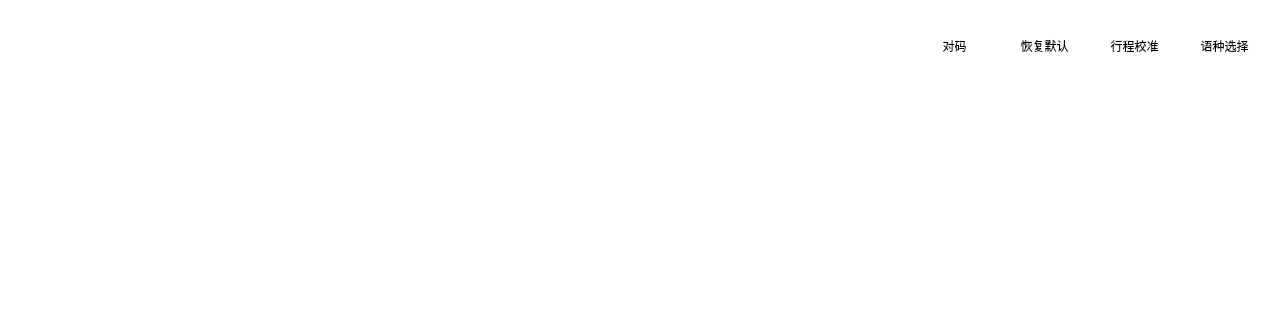
Above: DialogMainwork.ui from wlffeng2008/AkkoStudio before the change; both pictures show x 0 to 1280 and y 0 to 320 of the 1280 by 900 pixel window. Below: the same form after it.
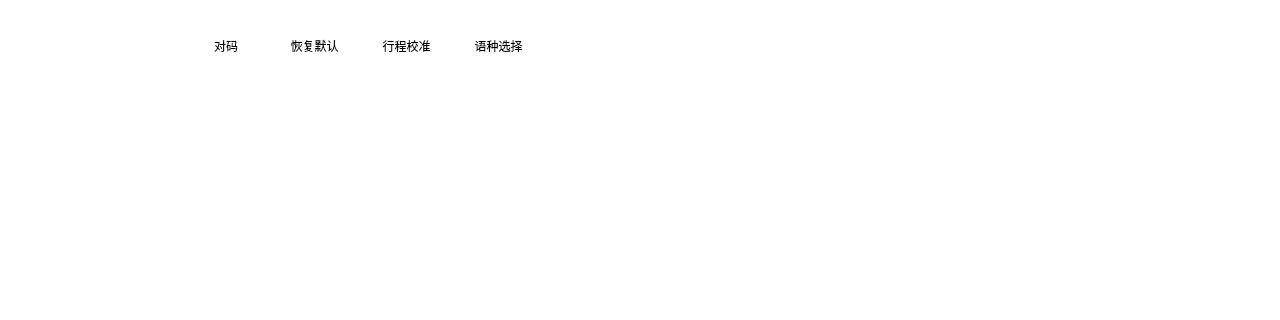
That is the form after the change. Icons and pictures are not drawn. Custom widgets are drawn as their Qt base class.

Patch:
```diff
--- a/DialogMainwork.ui
+++ b/DialogMainwork.ui
@@ -23,184 +23,15 @@
 background-color:white;
 }</string>
   </property>
-  <layout class="QVBoxLayout" name="verticalLayout_2">
-   <property name="spacing">
-    <number>0</number>
+  <widget class="QWidget" name="">
+   <property name="geometry">
+    <rect>
+     <x>0</x>
+     <y>81</y>
+     <width>777</width>
+     <height>768</height>
+    </rect>
    </property>
-   <property name="leftMargin">
-    <number>0</number>
-   </property>
-   <property name="topMargin">
-    <number>0</number>
-   </property>
-   <property name="rightMargin">
-    <number>15</number>
-   </property>
-   <property name="bottomMargin">
-    <number>15</number>
-   </property>
-   <item>
-    <layout class="QHBoxLayout" name="horizontalLayoutT">
-     <property name="spacing">
-      <number>10</number>
-     </property>
-     <property name="leftMargin">
-      <number>26</number>
-     </property>
-     <property name="topMargin">
-      <number>31</number>
-     </property>
-     <property name="rightMargin">
-      <number>2</number>
-     </property>
-     <property name="bottomMargin">
-      <number>20</number>
-     </property>
-     <item>
-      <widget class="QLabel" name="labelLogo">
-       <property name="minimumSize">
-        <size>
-         <width>101</width>
-         <height>30</height>
-        </size>
-       </property>
-       <property name="maximumSize">
-        <size>
-         <width>101</width>
-         <height>30</height>
-        </size>
-       </property>
-       <property name="text">
-        <string/>
-       </property>
-       <property name="pixmap">
-        <pixmap resource="res.qrc">:/images/AkkoFlag.png</pixmap>
-       </property>
-       <property name="scaledContents">
-        <bool>true</bool>
-       </property>
-       <property name="wordWrap">
-        <bool>true</bool>
-       </property>
-      </widget>
-     </item>
-     <item>
-      <spacer name="horizontalSpacer">
-       <property name="orientation">
-        <enum>Qt::Orientation::Horizontal</enum>
-       </property>
-       <property name="sizeHint" stdset="0">
-        <size>
-         <width>40</width>
-         <height>20</height>
-        </size>
-       </property>
-      </spacer>
-     </item>
-     <item>
-      <widget class="QPushButton" name="pushButtonPaire">
-       <property name="focusPolicy">
-        <enum>Qt::FocusPolicy::NoFocus</enum>
-       </property>
-       <property name="text">
-        <string> 对码</string>
-       </property>
-       <property name="icon">
-        <iconset resource="res.qrc">
-         <normaloff>:/images/m/duima.svg</normaloff>:/images/m/duima.svg</iconset>
-       </property>
-       <property name="iconSize">
-        <size>
-         <width>18</width>
-         <height>18</height>
-        </size>
-       </property>
-       <property name="flat">
-        <bool>true</bool>
-       </property>
-      </widget>
-     </item>
-     <item>
-      <widget class="QPushButton" name="pushButtonReset">
-       <property name="focusPolicy">
-        <enum>Qt::FocusPolicy::NoFocus</enum>
-       </property>
-       <property name="styleSheet">
-        <string notr="true"/>
-       </property>
-       <property name="text">
-        <string> 恢复默认</string>
-       </property>
-       <property name="icon">
-        <iconset resource="res.qrc">
-         <normaloff>:/images/m/m-reset.png</normaloff>:/images/m/m-reset.png</iconset>
-       </property>
-       <property name="iconSize">
-        <size>
-         <width>18</width>
-         <height>18</height>
-        </size>
-       </property>
-       <property name="flat">
-        <bool>true</bool>
-       </property>
-      </widget>
-     </item>
-     <item>
-      <widget class="QPushButton" name="pushButtonFixed">
-       <property name="focusPolicy">
-        <enum>Qt::FocusPolicy::NoFocus</enum>
-       </property>
-       <property name="styleSheet">
-        <string notr="true"/>
-       </property>
-       <property name="text">
-        <string> 行程校准</string>
-       </property>
-       <property name="icon">
-        <iconset resource="res.qrc">
-         <normaloff>:/images/m/m-fixline.png</normaloff>:/images/m/m-fixline.png</iconset>
-       </property>
-       <property name="iconSize">
-        <size>
-         <width>18</width>
-         <height>18</height>
-        </size>
-       </property>
-       <property name="flat">
-        <bool>true</bool>
-       </property>
-      </widget>
-     </item>
-     <item>
-      <widget class="QPushButton" name="pushButtonLang">
-       <property name="focusPolicy">
-        <enum>Qt::FocusPolicy::NoFocus</enum>
-       </property>
-       <property name="styleSheet">
-        <string notr="true"/>
-       </property>
-       <property name="text">
-        <string> 语种选择</string>
-       </property>
-       <property name="icon">
-        <iconset resource="res.qrc">
-         <normaloff>:/images/m/m-lang.png</normaloff>:/images/m/m-lang.png</iconset>
-       </property>
-       <property name="iconSize">
-        <size>
-         <width>18</width>
-         <height>18</height>
-        </size>
-       </property>
-       <property name="flat">
-        <bool>true</bool>
-       </property>
-      </widget>
-     </item>
-    </layout>
-   </item>
-   <item>
     <layout class="QHBoxLayout" name="horizontalLayoutB" stretch="0,1">
      <property name="spacing">
       <number>0</number>
@@ -467,8 +298,166 @@
       </layout>
      </item>
     </layout>
-   </item>
-  </layout>
+  </widget>
+  <widget class="QPushButton" name="pushButtonLang">
+   <property name="geometry">
+    <rect>
+     <x>456</x>
+     <y>33</y>
+     <width>82</width>
+     <height>26</height>
+    </rect>
+   </property>
+   <property name="focusPolicy">
+    <enum>Qt::FocusPolicy::NoFocus</enum>
+   </property>
+   <property name="styleSheet">
+    <string notr="true"/>
+   </property>
+   <property name="text">
+    <string> 语种选择</string>
+   </property>
+   <property name="icon">
+    <iconset resource="res.qrc">
+     <normaloff>:/images/m/m-lang.png</normaloff>:/images/m/m-lang.png</iconset>
+   </property>
+   <property name="iconSize">
+    <size>
+     <width>18</width>
+     <height>18</height>
+    </size>
+   </property>
+   <property name="flat">
+    <bool>true</bool>
+   </property>
+  </widget>
+  <widget class="QPushButton" name="pushButtonReset">
+   <property name="geometry">
+    <rect>
+     <x>272</x>
+     <y>33</y>
+     <width>82</width>
+     <height>26</height>
+    </rect>
+   </property>
+   <property name="focusPolicy">
+    <enum>Qt::FocusPolicy::NoFocus</enum>
+   </property>
+   <property name="styleSheet">
+    <string notr="true"/>
+   </property>
+   <property name="text">
+    <string> 恢复默认</string>
+   </property>
+   <property name="icon">
+    <iconset resource="res.qrc">
+     <normaloff>:/images/m/m-reset.png</normaloff>:/images/m/m-reset.png</iconset>
+   </property>
+   <property name="iconSize">
+    <size>
+     <width>18</width>
+     <height>18</height>
+    </size>
+   </property>
+   <property name="flat">
+    <bool>true</bool>
+   </property>
+  </widget>
+  <widget class="QLabel" name="labelLogo">
+   <property name="geometry">
+    <rect>
+     <x>26</x>
+     <y>31</y>
+     <width>101</width>
+     <height>30</height>
+    </rect>
+   </property>
+   <property name="minimumSize">
+    <size>
+     <width>101</width>
+     <height>30</height>
+    </size>
+   </property>
+   <property name="maximumSize">
+    <size>
+     <width>101</width>
+     <height>30</height>
+    </size>
+   </property>
+   <property name="text">
+    <string/>
+   </property>
+   <property name="pixmap">
+    <pixmap resource="res.qrc">:/images/AkkoFlag.png</pixmap>
+   </property>
+   <property name="scaledContents">
+    <bool>true</bool>
+   </property>
+   <property name="wordWrap">
+    <bool>true</bool>
+   </property>
+  </widget>
+  <widget class="QPushButton" name="pushButtonFixed">
+   <property name="geometry">
+    <rect>
+     <x>364</x>
+     <y>33</y>
+     <width>82</width>
+     <height>26</height>
+    </rect>
+   </property>
+   <property name="focusPolicy">
+    <enum>Qt::FocusPolicy::NoFocus</enum>
+   </property>
+   <property name="styleSheet">
+    <string notr="true"/>
+   </property>
+   <property name="text">
+    <string> 行程校准</string>
+   </property>
+   <property name="icon">
+    <iconset resource="res.qrc">
+     <normaloff>:/images/m/m-fixline.png</normaloff>:/images/m/m-fixline.png</iconset>
+   </property>
+   <property name="iconSize">
+    <size>
+     <width>18</width>
+     <height>18</height>
+    </size>
+   </property>
+   <property name="flat">
+    <bool>true</bool>
+   </property>
+  </widget>
+  <widget class="QPushButton" name="pushButtonPaire">
+   <property name="geometry">
+    <rect>
+     <x>187</x>
+     <y>33</y>
+     <width>75</width>
+     <height>26</height>
+    </rect>
+   </property>
+   <property name="focusPolicy">
+    <enum>Qt::FocusPolicy::NoFocus</enum>
+   </property>
+   <property name="text">
+    <string> 对码</string>
+   </property>
+   <property name="icon">
+    <iconset resource="res.qrc">
+     <normaloff>:/images/m/duima.svg</normaloff>:/images/m/duima.svg</iconset>
+   </property>
+   <property name="iconSize">
+    <size>
+     <width>18</width>
+     <height>18</height>
+    </size>
+   </property>
+   <property name="flat">
+    <bool>true</bool>
+   </property>
+  </widget>
  </widget>
  <customwidgets>
   <customwidget>
```
Lines whose indentation alone changed are shown as unchanged.
